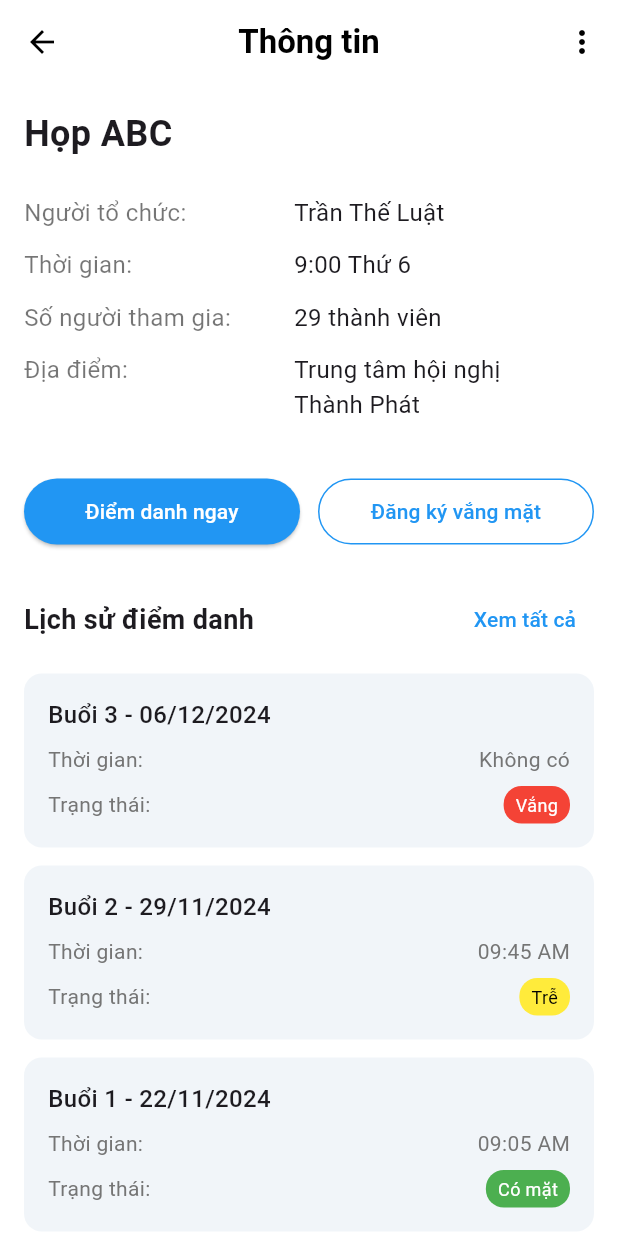
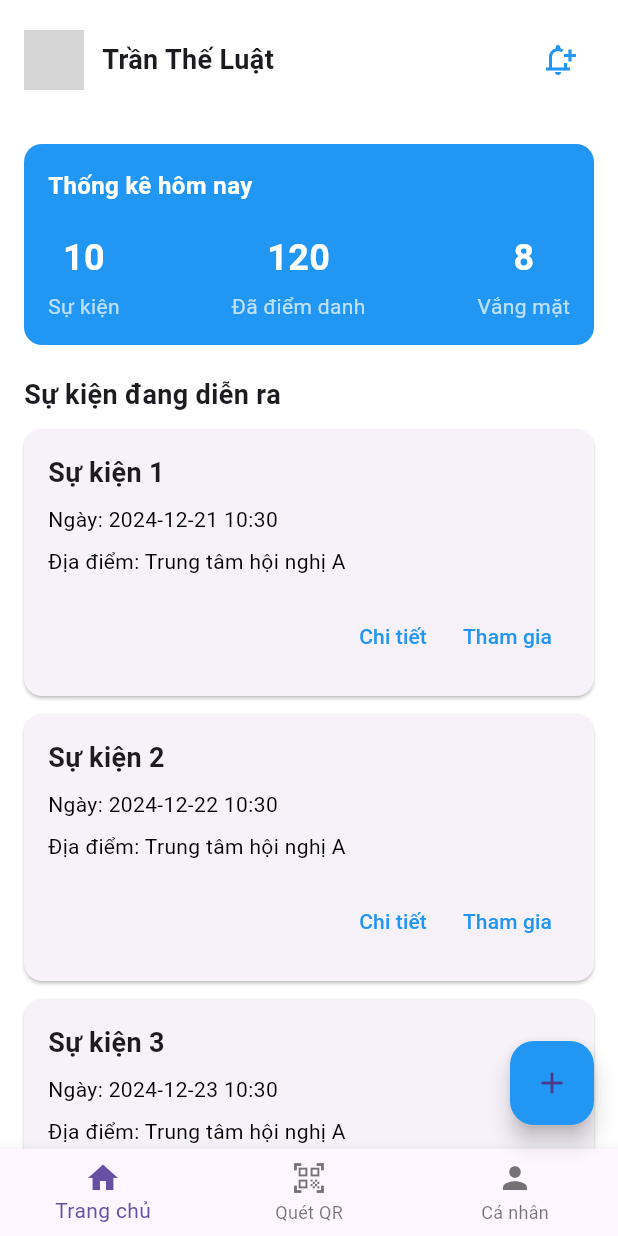
Before and after one commit to hphann/Attendance-App, a Flutter app: the screen it shows after launch, on a phone screen of 412 x 824 dp. Run offline on Flutter 3.47's test engine with Material 3 defaults, Android fonts, the phone set to English and light mode, and no system bars; grey boxes are pictures that could not be loaded.

Commit message:
add OrganizerDashboardScreen

```diff
--- a/attendance/lib/screens/detailScreen.dart
+++ b/attendance/lib/screens/detail_screen.dart
@@ -1,6 +1,6 @@
 import 'package:flutter/material.dart';
-import 'package:attendance/widgets/attendanceHistoryCard.dart';
-import 'package:attendance/widgets/attendanceMethodsSheet.dart';
+import 'package:attendance/widgets/attendance_history_card.dart';
+import 'package:attendance/widgets/attendance_methods_sheet.dart';
 
 class DetailScreen extends StatelessWidget {
   const DetailScreen({Key? key}) : super(key: key);
--- /dev/null
+++ b/attendance/lib/screens/organizer_dashboard_screen.dart
@@ -0,0 +1,218 @@
+import 'package:flutter/material.dart';
+
+class OrganizerDashboardScreen extends StatelessWidget {
+  const OrganizerDashboardScreen({Key? key}) : super(key: key);
+
+  @override
+  Widget build(BuildContext context) {
+    return Scaffold(
+      backgroundColor: Colors.white,
+      body: SafeArea(
+        child: Column(
+          children: [
+            _buildHeader(),
+            Expanded(
+              child: _buildBody(),
+            ),
+          ],
+        ),
+      ),
+      floatingActionButton: FloatingActionButton(
+        onPressed: () {},
+        child: const Icon(Icons.add),
+        backgroundColor: Colors.blue,
+      ),
+      bottomNavigationBar: BottomNavigationBar(
+        items: const [
+          BottomNavigationBarItem(
+            icon: Icon(Icons.home),
+            label: 'Trang chủ',
+          ),
+          BottomNavigationBarItem(
+            icon: Icon(Icons.qr_code_scanner),
+            label: 'Quét QR',
+          ),
+          BottomNavigationBarItem(
+            icon: Icon(Icons.person),
+            label: 'Cá nhân',
+          ),
+        ],
+        currentIndex: 0,
+        onTap: (index) {
+          // Handle navigation
+        },
+      ),
+    );
+  }
+}
+
+Widget _buildHeader() {
+  return Padding(
+    padding: const EdgeInsets.all(16.0),
+    child: Row(
+      children: [
+        const CircleAvatar(
+          radius: 20,
+          backgroundImage: AssetImage('images/avatar.jpg'),
+        ),
+        const SizedBox(
+          width: 12,
+        ),
+        const Text(
+          'Trần Thế Luật',
+          style: TextStyle(
+            fontSize: 18,
+            fontWeight: FontWeight.bold,
+          ),
+        ),
+        const Spacer(),
+        IconButton(
+          onPressed: () {},
+          icon: const Icon(
+            Icons.notification_add_outlined,
+            color: Colors.blue,
+          ),
+        ),
+      ],
+    ),
+  );
+}
+
+Widget _buildBody() {
+  return SingleChildScrollView(
+    child: Padding(
+      padding: const EdgeInsets.all(16.0),
+      child: Column(
+        crossAxisAlignment: CrossAxisAlignment.start,
+        children: [
+          _buildStatsSection(),
+          SizedBox(
+            height: 20,
+          ),
+          Text(
+            'Sự kiện đang diễn ra',
+            style: TextStyle(
+              fontSize: 18,
+              fontWeight: FontWeight.bold,
+            ),
+          ),
+          SizedBox(height: 10),
+          _buildEventList(),
+        ],
+      ),
+    ),
+  );
+}
+
+Widget _buildStatsSection() {
+  return Container(
+    padding: const EdgeInsets.all(16.0),
+    decoration: BoxDecoration(
+      color: Colors.blue,
+      borderRadius: BorderRadius.circular(12),
+    ),
+    child: Column(
+      crossAxisAlignment: CrossAxisAlignment.start,
+      children: [
+        Text(
+          'Thống kê hôm nay',
+          style: TextStyle(
+            color: Colors.white,
+            fontSize: 16,
+            fontWeight: FontWeight.bold,
+          ),
+        ),
+        SizedBox(height: 20),
+        Row(
+          mainAxisAlignment: MainAxisAlignment.spaceBetween,
+          children: [
+            _buildStatItem('Sự kiện', '10'),
+            _buildStatItem('Đã điểm danh', '120'),
+            _buildStatItem('Vắng mặt', '8'),
+          ],
+        ),
+      ],
+    ),
+  );
+}
+
+Widget _buildStatItem(String label, String value) {
+  return Column(
+    children: [
+      Text(
+        value,
+        style: TextStyle(
+          color: Colors.white,
+          fontSize: 24,
+          fontWeight: FontWeight.bold,
+        ),
+      ),
+      SizedBox(height: 5),
+      Text(
+        label,
+        style: TextStyle(
+          color: Colors.white70,
+          fontSize: 14,
+        ),
+      ),
+    ],
+  );
+}
+
+Widget _buildEventList() {
+  return ListView.builder(
+    shrinkWrap: true,
+    physics: NeverScrollableScrollPhysics(),
+    itemCount: 4,
+    itemBuilder: (context, index) {
+      return Card(
+        margin: EdgeInsets.only(bottom: 12),
+        child: Padding(
+          padding: const EdgeInsets.all(16.0),
+          child: Column(
+            crossAxisAlignment: CrossAxisAlignment.start,
+            children: [
+              Text(
+                'Sự kiện ${index + 1}',
+                style: const TextStyle(
+                  fontSize: 18,
+                  fontWeight: FontWeight.bold,
+                ),
+              ),
+              const SizedBox(height: 8),
+              Text(
+                'Ngày: ${DateTime.now().add(Duration(days: index)).toString().substring(0, 16)} ',
+                style: const TextStyle(color: Colors.black),
+              ),
+              const SizedBox(height: 8),
+              const Text(
+                'Địa điểm: Trung tâm hội nghị A',
+                style: TextStyle(color: Colors.black),
+              ),
+              const SizedBox(height: 16),
+              Row(
+                mainAxisAlignment: MainAxisAlignment.end,
+                children: [
+                  TextButton(
+                    onPressed: () {},
+                    child: const Text(
+                      'Chi tiết',
+                      style: TextStyle(color: Colors.blue),
+                    ),
+                  ),
+                  TextButton(
+                    onPressed: () {},
+                    child: const Text(
+                      'Tham gia',
+                      style: TextStyle(color: Colors.blue),
+                    ),
+                  ),
+                ],
+              ),
+            ],
+          ),
+        ),
+      );
+    },
+  );
+}
--- a/attendance/pubspec.yaml
+++ b/attendance/pubspec.yaml
@@ -2,7 +2,7 @@ name: attendance
 description: "A new Flutter project."
 # The following line prevents the package from being accidentally published to
 # pub.dev using `flutter pub publish`. This is preferred for private packages.
-publish_to: 'none' # Remove this line if you wish to publish to pub.dev
+publish_to: "none" # Remove this line if you wish to publish to pub.dev
 
 # The following defines the version and build number for your application.
 # A version number is three numbers separated by dots, like 1.2.43
@@ -19,7 +19,7 @@ publish_to: 'none' # Remove this line if you wish to publish to pub.dev
 version: 1.0.0+1
 
 environment:
-  sdk: '>=3.4.0 <4.0.0'
+  sdk: ">=3.4.0 <4.0.0"
 
 # Dependencies specify other packages that your package needs in order to work.
 # To automatically upgrade your package dependencies to the latest versions
@@ -30,7 +30,6 @@ environment:
 dependencies:
   flutter:
     sdk: flutter
-
 
   # The following adds the Cupertino Icons font to your application.
   # Use with the CupertinoIcons class for iOS style icons.
@@ -52,7 +51,6 @@ dev_dependencies:
 
 # The following section is specific to Flutter packages.
 flutter:
-
   # The following line ensures that the Material Icons font is
   # included with your application, so that you can use the icons in
   # the material Icons class.
```
Also changed, not shown: attendance/lib/main.dart (+5 -4 lines), attendance/lib/screens/absence_registration_screen.dart (renamed from attendance/lib/screens/absenceRegistrationScreen.dart), attendance/lib/screens/home_screen.dart (renamed from attendance/lib/screens/homeScreen.dart), attendance/lib/widgets/attendance_history_card.dart (renamed from attendance/lib/widgets/attendanceHistoryCard.dart), attendance/lib/widgets/attendance_methods_sheet.dart (renamed from attendance/lib/widgets/attendanceMethodsSheet.dart).
